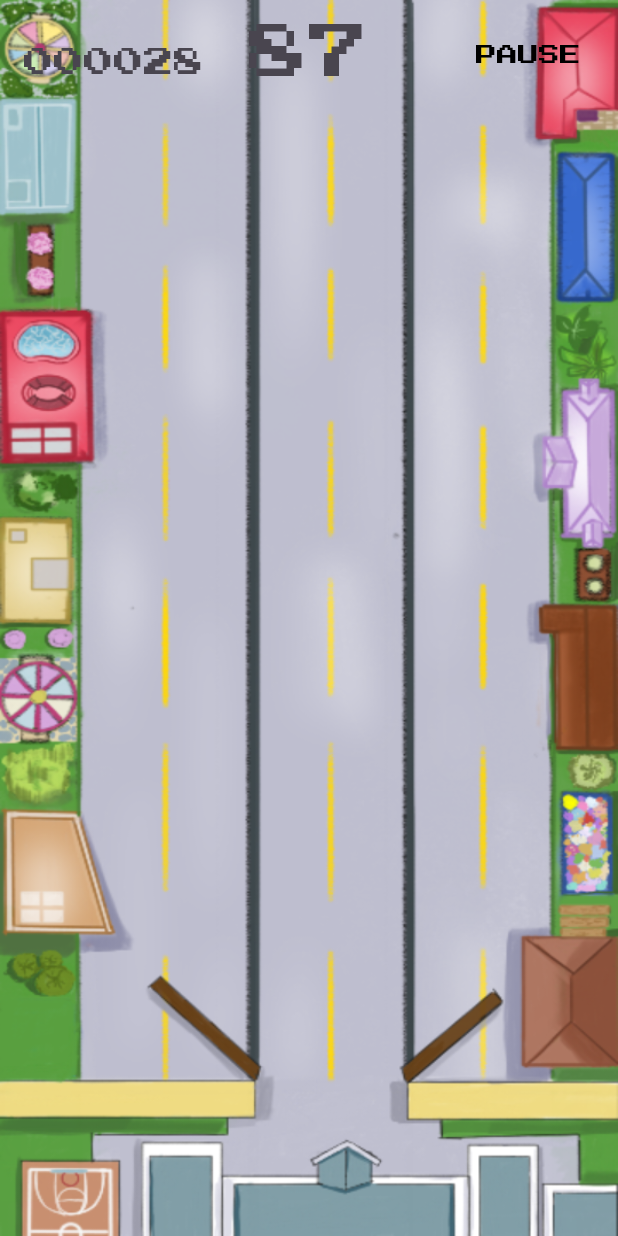
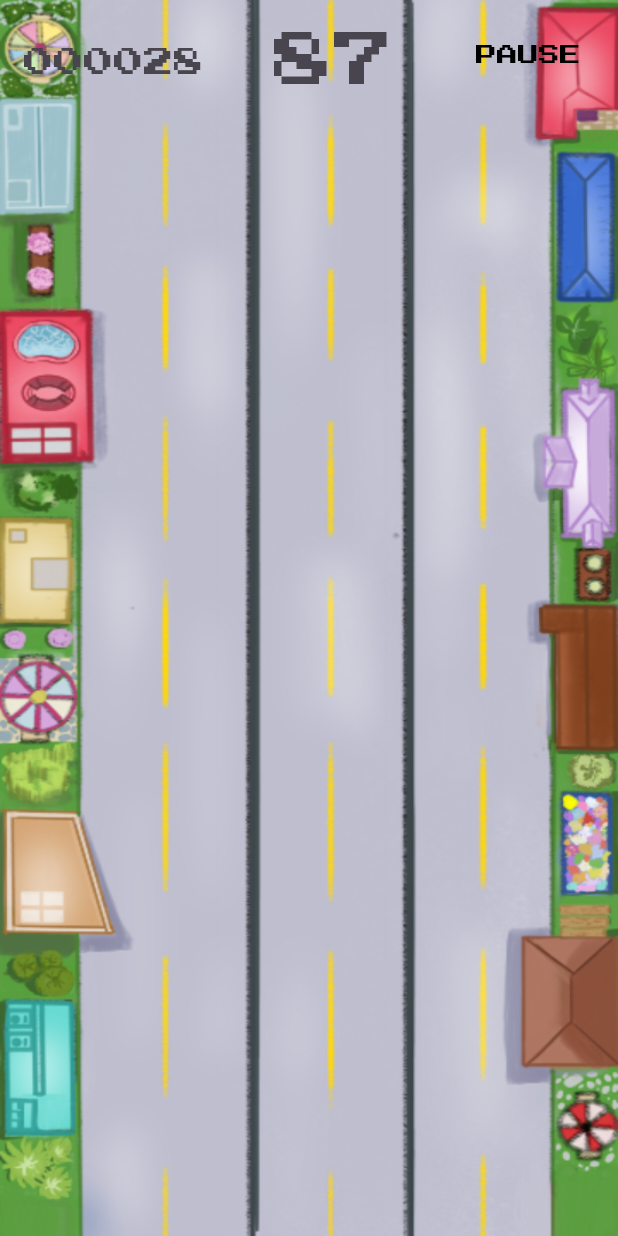
Before and after one commit to Takoyakibits/Butch-Fetch, an Android app: the activity_start_game screen opened directly, with no data from a screen before it, on a phone screen of 412 x 824 dp. Run offline under Robolectric (Android 15) with nearby library versions, the phone set to English and light mode, and no system bars.

Commit message:
All bgs and buttons are modified

```diff
--- a/app/src/main/java/com/example/mainmenu/activity_start_game.java
+++ b/app/src/main/java/com/example/mainmenu/activity_start_game.java
@@ -1,38 +1,45 @@
 package com.example.mainmenu;
 
 import android.content.Context;
+import android.content.DialogInterface;
 import android.content.SharedPreferences;
 import android.os.Bundle;
 import android.os.CountDownTimer;
 import android.view.View;
+import android.view.animation.Animation;
+import android.view.animation.AnimationUtils;
 import android.widget.Button;
+import android.widget.ImageView;
 import android.widget.TextView;
 import android.widget.Toast;
-import android.content.DialogInterface;
+
 import androidx.appcompat.app.AppCompatActivity;
 
 import java.util.Locale;
-
 public class activity_start_game extends AppCompatActivity implements pause_dialog.DialogCallback {
 
     private TextView timerCount, scoreCount;
     private CountDownTimer cTimer;
-    // Starting time = 90 seconds
-    private static final int START_TIME_IN_MILLIS = 90000;
-    // Initialize the time left
-    private long mTimeLeftInMills = START_TIME_IN_MILLIS;
+    private long mTimeLeftInMills = 90000;
     private int runningScore = 0, pickupScore = 0, totalScore = 0;
     private boolean isMuted, isMutedSFX;
     private boolean gamePaused = false;
-    // Declare pause dialog variable
     private pause_dialog pauseDialog;
+
+    private ImageView roadImageView1;
+    private ImageView roadImageView2;
+
+    private Animation roadAnimation1;
+    private Animation roadAnimation2;
+
+    private long animationDuration = 5000;
 
     @Override
     protected void onCreate(Bundle savedInstanceState) {
         super.onCreate(savedInstanceState);
         setContentView(R.layout.activity_start_game);
 
-        // Start timer (please adjust placement)
+        // Start timer
         startTimer();
 
         // Start background music
@@ -43,6 +50,26 @@ public class activity_start_game extends AppCompatActivity implements pause_dial
         if (!isMuted) {
             SoundPlayer.playBGM(this);
         }
+
+        // Initialize road animations
+        roadImageView1 = findViewById(R.id.roadImageView1);
+        roadImageView2 = findViewById(R.id.roadImageView2);
+
+        roadAnimation1 = AnimationUtils.loadAnimation(this, R.anim.translate_animation);
+        roadAnimation2 = AnimationUtils.loadAnimation(this, R.anim.translate_animation);
+
+        // Set custom AnimationListeners for both animations
+        roadAnimation1.setAnimationListener(new MyAnimationListener(roadImageView2));
+        roadAnimation2.setAnimationListener(new MyAnimationListener(roadImageView1));
+
+        // Set the new duration for both animations
+        roadAnimation1.setDuration(animationDuration);
+        roadAnimation2.setDuration(animationDuration);
+
+        // Start the road animations for each ImageView
+        roadImageView1.startAnimation(roadAnimation1);
+        roadImageView2.startAnimation(roadAnimation2);
+
 
         // Example: Displaying a message in a TextView
         TextView textView = findViewById(R.id.textView);
@@ -78,7 +105,6 @@ public class activity_start_game extends AppCompatActivity implements pause_dial
                     }
                     SoundPlayer.playBGM(activity_start_game.this);
                     btnPause.setEnabled(true); // Re-enable pause button
-
                 }
             }
         });
@@ -103,12 +129,10 @@ public class activity_start_game extends AppCompatActivity implements pause_dial
         btnPause.setEnabled(true);
     }
 
-
     private void startTimer() {
         cTimer = new CountDownTimer(mTimeLeftInMills, 100) {
             @Override
             public void onTick(long millisUntilFinished) {
-                //
                 mTimeLeftInMills = millisUntilFinished;
                 updateScore();
                 updateCountDownText();
@@ -116,7 +140,6 @@ public class activity_start_game extends AppCompatActivity implements pause_dial
 
             @Override
             public void onFinish() {
-                // execute code when the timer is finished
                 SoundPlayer.stopBGM();
                 Toast.makeText(getApplicationContext(), "Finished", Toast.LENGTH_SHORT).show();
             }
@@ -135,13 +158,11 @@ public class activity_start_game extends AppCompatActivity implements pause_dial
         timerCount.setText(timeleftFormatted);
     }
 
-    // Score obtained from powerup
     private void addScore() {
         pickupScore += 250;
     }
 
     private void updateScore() {
-        // Increment running score based on time left
         if (mTimeLeftInMills >= 61000) {
             runningScore += 1;
         } else if (mTimeLeftInMills >= 31000) {
@@ -150,28 +171,50 @@ public class activity_start_game extends AppCompatActivity implements pause_dial
             runningScore += 10;
         }
 
-        // Ensure that the running score does not exceed the maximum limit
         runningScore = Math.min(runningScore, 4800);
 
-        // Calculate total score and format it, then set it to the score textView
         totalScore = runningScore + pickupScore;
         String formattedScore = String.format("%06d", totalScore);
         scoreCount.setText(formattedScore);
     }
+
     @Override
     public void onBooleanPassed(boolean value, boolean value2) {
-        // Returns true after closing the pause_dialog, used to resume the game
         if (value) {
             startTimer();
             SoundPlayer.playBGM(this);
-            gamePaused = false; // Ensure game is not paused after resuming
+            gamePaused = false;
         }
-        // value2 indicates the status of the sound icon in the pause_dialog
+
         SoundPlayer.muteVolume(value2);
         isMutedSFX = value2;
 
-        // Enable the pause button when the dialog is dismissed
         Button btnPause = findViewById(R.id.btn_pause);
         btnPause.setEnabled(true);
     }
+
+    private static class MyAnimationListener implements Animation.AnimationListener {
+        private final ImageView imageView;
+
+        MyAnimationListener(ImageView imageView) {
+            this.imageView = imageView;
+        }
+
+        @Override
+        public void onAnimationStart(Animation animation) {
+            // Do nothing on start
+        }
+
+        @Override
+        public void onAnimationEnd(Animation animation) {
+            // Reset the position of the ImageView to create a seamless loop
+            imageView.clearAnimation();
+            imageView.startAnimation(animation);
+        }
+
+        @Override
+        public void onAnimationRepeat(Animation animation) {
+            // Do nothing on repeat
+        }
+    }
 }
--- /dev/null
+++ b/app/src/main/res/anim/translate_animation.xml
@@ -0,0 +1,12 @@
+<?xml version="1.0" encoding="utf-8"?>
+<set xmlns:android="http://schemas.android.com/apk/res/android"
+    android:fillAfter="true"
+    android:interpolator="@android:anim/linear_interpolator">
+
+    <translate
+        android:fromYDelta="0%p"
+        android:toYDelta="100%p"
+        android:duration="90000"
+        android:repeatCount="infinite" />
+
+</set>
--- a/app/src/main/res/layout/activity_start_game.xml
+++ b/app/src/main/res/layout/activity_start_game.xml
@@ -32,23 +32,30 @@
     <!-- Other game UI elements -->
 
     <ImageView
-        android:id="@+id/imageView"
+        android:id="@+id/roadImageView1"
         android:layout_width="match_parent"
         android:layout_height="match_parent"
-        android:layout_alignParentEnd="true"
-        android:layout_marginEnd="0dp"
-        android:scaleType="fitXY"
-        app:srcCompat="@drawable/road1" />
+        android:src="@drawable/_road"
+        android:scaleType="fitXY" />
+
+    <ImageView
+        android:id="@+id/roadImageView2"
+        android:layout_width="match_parent"
+        android:layout_height="match_parent"
+        android:layout_below="@id/roadImageView1"
+        android:src="@drawable/road_2"
+        android:scaleType="fitXY" />
 
     <TextView
         android:id="@+id/countText"
         android:layout_width="wrap_content"
         android:layout_height="wrap_content"
         android:layout_alignParentTop="true"
-        android:layout_centerHorizontal="true"
-        android:layout_marginTop="16dp"
+        android:layout_alignParentEnd="true"
+        android:layout_marginTop="21dp"
+        android:layout_marginEnd="149dp"
+        android:fontFamily="@font/presstart2pregular"
         android:text="00"
-        android:fontFamily="@font/presstart2pregular"
         android:textSize="40dp" />
 
     <TextView
```
Also changed, not shown: app/src/main/res/drawable/_road.png (added), app/src/main/res/drawable/road_2.png (added).
